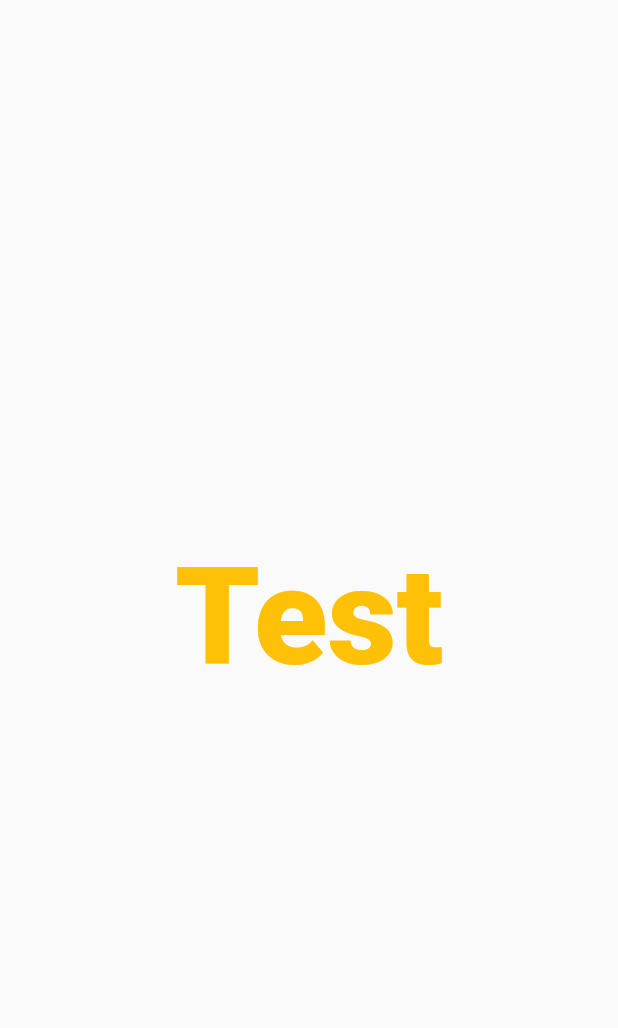
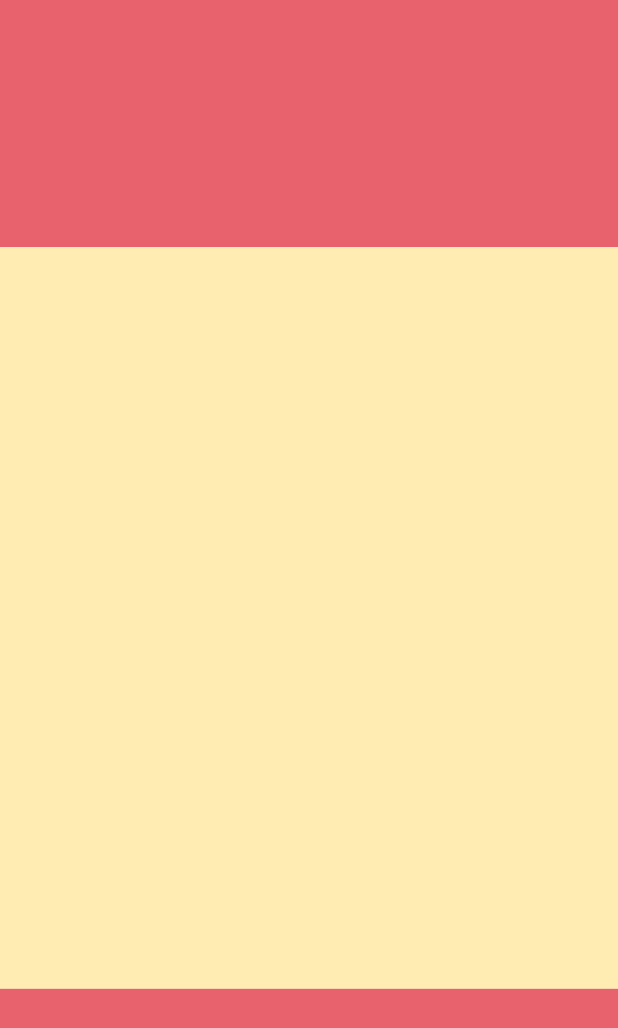
Before and after one commit to yeonghoonPark/flutter_pomodoro_app, a Flutter app: the screen it shows after launch, on a phone screen of 412 x 824 dp. Shown: the top 1028 px of the screen. Run offline on Flutter 3.47's test engine with Material 2 defaults, Android fonts, the phone set to English and light mode, and no system bars.

Commit message:
[feature] create home_screen and Flexible Container

```diff
--- a/lib/main.dart
+++ b/lib/main.dart
@@ -1,4 +1,5 @@
 import 'package:flutter/material.dart';
+import 'package:flutter_pomodoro_app/screens/home_screen.dart';
 
 void main() {
   runApp(const App());
@@ -20,18 +21,7 @@ class App extends StatelessWidget {
         colorScheme:
             ColorScheme.fromSwatch(backgroundColor: const Color(0xFFE7626C)),
       ),
-      home: const Scaffold(
-        body: Center(
-          child: Text(
-            'Test',
-            style: TextStyle(
-              color: Colors.amber,
-              fontSize: 90,
-              fontWeight: FontWeight.w900,
-            ),
-          ),
-        ),
-      ),
+      home: const HomeScreen(),
     );
   }
 }
--- a/lib/screens/home_screen.dart
+++ b/lib/screens/home_screen.dart
@@ -0,0 +1,42 @@
+import 'package:flutter/material.dart';
+
+class HomeScreen extends StatefulWidget {
+  const HomeScreen({super.key});
+
+  @override
+  State<HomeScreen> createState() => _HomeScreenState();
+}
+
+class _HomeScreenState extends State<HomeScreen> {
+  @override
+  Widget build(BuildContext context) {
+    return Scaffold(
+      body: Column(
+        children: [
+          Flexible(
+            flex: 1,
+            child: Container(
+              decoration: BoxDecoration(
+                  color: Theme.of(context).colorScheme.background),
+            ),
+          ),
+          Flexible(
+            flex: 3,
+            child: Container(
+              decoration: BoxDecoration(
+                color: Colors.amber.shade100,
+              ),
+            ),
+          ),
+          Flexible(
+            flex: 1,
+            child: Container(
+              decoration: BoxDecoration(
+                  color: Theme.of(context).colorScheme.background),
+            ),
+          ),
+        ],
+      ),
+    );
+  }
+}
```
